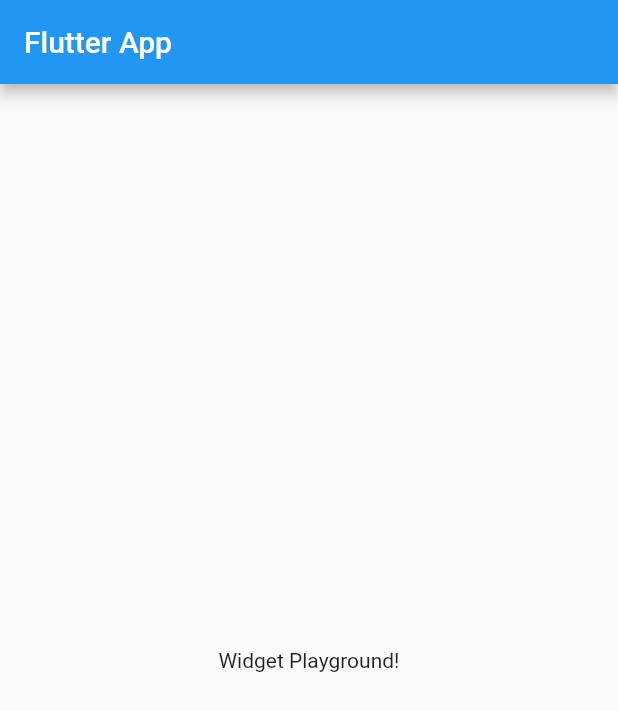
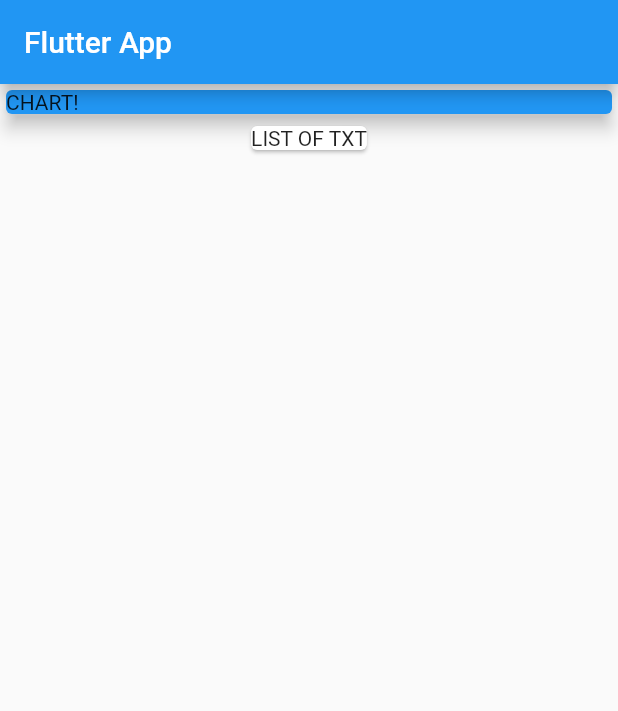
Before and after one commit to FlorianFeka/flutterUdemy, a Flutter app: the screen it shows after launch, on a phone screen of 412 x 824 dp. Shown: the top 711 px of the screen. Run offline on Flutter 3.47's test engine with Material 2 defaults, Android fonts, the phone set to English and light mode, and no system bars.

Commit message:
71. Combining Widgets

```diff
--- a/personal_expenses_app/lib/main.dart
+++ b/personal_expenses_app/lib/main.dart
@@ -25,11 +25,19 @@ class MyHomePage extends StatelessWidget {
       appBar: AppBar(
         title: Text('Flutter App'),
       ),
-      body: Center(
-        child: Center(
-          child: Text('Widget Playground!'),
+      body: Column(children: <Widget>[
+        Container(
+          width: double.infinity,
+          child: Card(
+            color: Colors.blue,
+            child: Text('CHART!'),
+            elevation: 5,
+          ),
         ),
-      ),
+        Card(
+          child: Text('LIST OF TXT'),
+        )
+      ]),
     );
   }
 }
```
